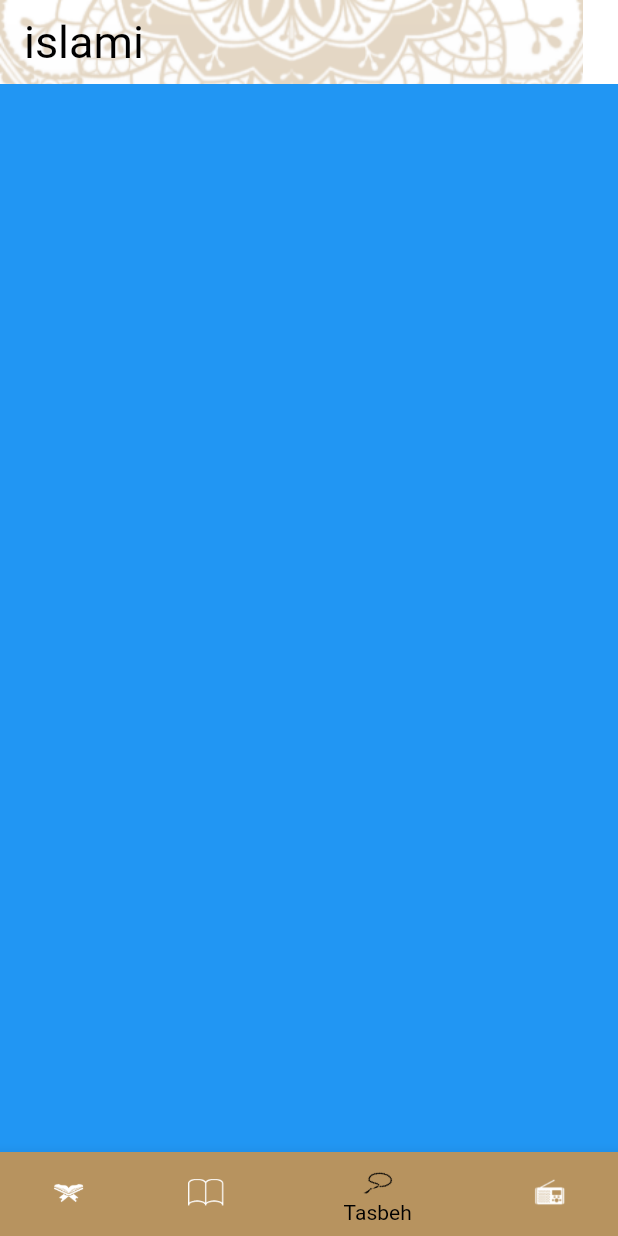
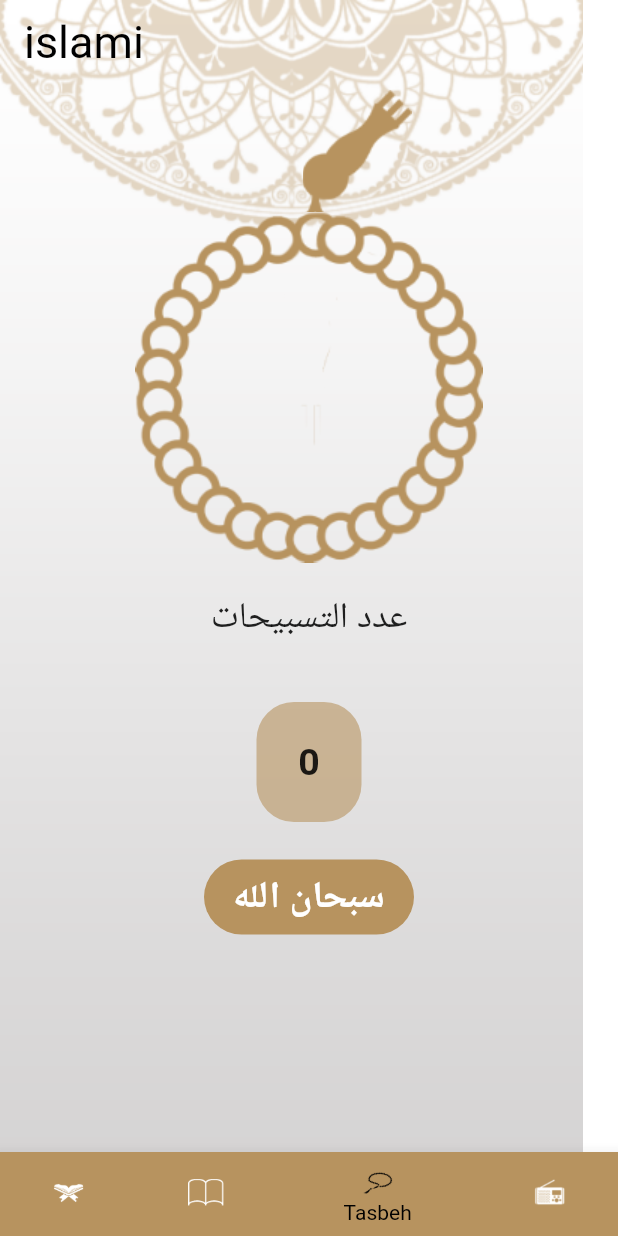
Before and after one commit to mohamednabiltraining/islami-online-c4, a Flutter app: the screen it shows after launch, item 3 of the bottom bar chosen, on a phone screen of 412 x 824 dp. Run offline on Flutter 3.47's test engine with Material 2 defaults, Android fonts, the phone set to English and light mode, and no system bars.

Commit message:
finish seb7a screen and make body_seb7a rotate on every click on it and increse couner with change in azkar

```diff
--- a/lib/home/tasbeh/TasbehTab.dart
+++ b/lib/home/tasbeh/TasbehTab.dart
@@ -1,10 +1,117 @@
 import 'package:flutter/material.dart';
 
-class TasbehTab extends StatelessWidget {
+import '../../main.dart';
+
+class TasbehTab extends StatefulWidget {
+  @override
+  _TasbehTabState createState() => _TasbehTabState();
+}
+
+class _TasbehTabState extends State<TasbehTab> {
+  List<String> azkar = [
+    'سبحان الله',
+    'الحمد لله',
+    'الله اكبر',
+  ];
+
+  int counter = 0;
+  int currentInex = 0;
+  double rotate = 0;
+
   @override
   Widget build(BuildContext context) {
+    Size size = MediaQuery.of(context).size;
+
     return Container(
-      color: Colors.blue,
+      width: double.infinity,
+      child: Column(
+        children: [
+          Stack(
+            children: [
+              Container(
+                height: 85.0,
+              ),
+              Positioned(
+                top: 4,
+                right: size.width / 3,
+                child: Image(
+                  image: AssetImage('assets/images/head_seb7a.png'),
+                ),
+              ),
+            ],
+          ),
+          InkWell(
+            onTap: onClick,
+            splashColor: Color.fromRGBO(236, 236, 236, 1.0),
+            customBorder: CircleBorder(),
+            child: Transform.rotate(
+              angle: rotate,
+              child: Image.asset('assets/images/body_seb7a.png'),
+            ),
+          ),
+          const SizedBox(height: 20.0),
+          Text(
+            'عدد التسبيحات',
+            style: TextStyle(fontSize: 24.0, fontWeight: FontWeight.w500),
+          ),
+          const SizedBox(height: 40.0),
+          Container(
+            width: 70.0,
+            height: 80.0,
+            decoration: BoxDecoration(
+              color: MyThemeData.primaryColor.withOpacity(0.6),
+              borderRadius: BorderRadius.circular(25.0),
+            ),
+            child: Center(
+              child: Text(
+                '$counter',
+                style: TextStyle(
+                  fontSize: 25,
+                  fontWeight: FontWeight.bold,
+                ),
+              ),
+            ),
+          ),
+          const SizedBox(height: 25.0),
+          Container(
+            width: 140.0,
+            height: 50.0,
+            decoration: BoxDecoration(
+              color: MyThemeData.primaryColor,
+              borderRadius: BorderRadius.circular(25.0),
+            ),
+            child: Center(
+              child: Text(
+                azkar[currentInex],
+                textAlign: TextAlign.center,
+                style: TextStyle(
+                  fontSize: 25,
+                  fontWeight: FontWeight.bold,
+                  color: Colors.white,
+                ),
+              ),
+            ),
+          ),
+        ],
+      ),
     );
   }
+
+  void onClick() {
+    setState(() {
+      rotate++;
+      counter++;
+    });
+    if (counter == 34) {
+      setState(() {
+        currentInex++;
+        counter = 0;
+      });
+      if (currentInex > azkar.length - 1) {
+        setState(() {
+          currentInex = 0;
+        });
+      }
+    }
+  }
 }
--- a/lib/main.dart
+++ b/lib/main.dart
@@ -31,6 +31,7 @@ class MainApplication extends StatelessWidget {
   Widget build(BuildContext context) {
     return MaterialApp(
       title: 'Islami',
+      debugShowCheckedModeBanner: false,
       theme: MyThemeData.lightTheme,
       darkTheme: MyThemeData.darkTheme,
       routes: {HomeScreen.routeName: (buildContext) => HomeScreen()},
```
Also changed, not shown: assets/images/2.0x/body_seb7a@2x.png (added), assets/images/2.0x/head_seb7a@2x.png (added), assets/images/3.0x/body_seb7a@3x.png (added), assets/images/3.0x/head_seb7a@3x.png (added), assets/images/body_seb7a.png (added), assets/images/head_seb7a.png (added), pubspec.lock, 1 other file.
